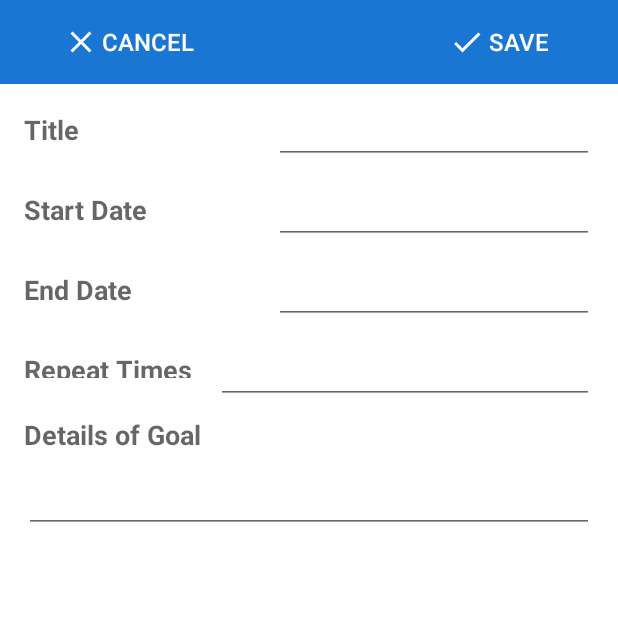
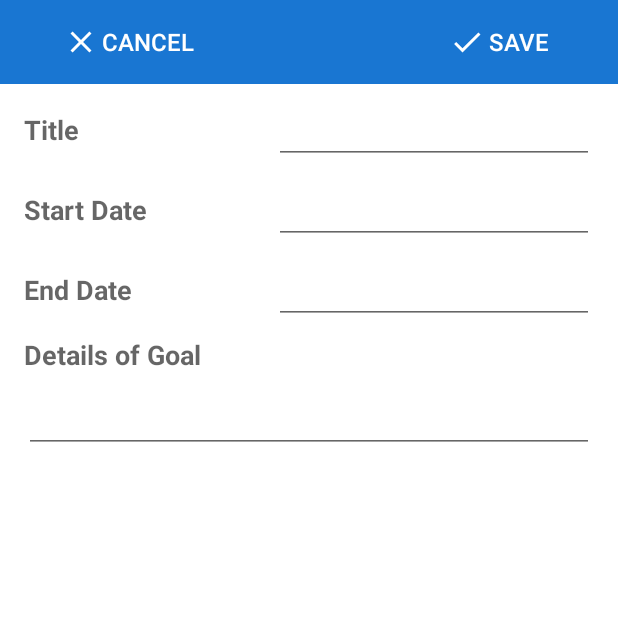
Before and after one commit to lillianbullock/Scheduling-app, an Android app: the screen it shows after launch (MainActivity), after a tap on an icon or button, on a phone screen of 412 x 824 dp, the top half of it. Run offline under Robolectric (Android 15) with nearby library versions, the phone set to English and light mode, and no system bars; our stand-ins replace Firebase (no records; nobody signed in at launch, a user with empty details on screens opened directly); 3 other taps on this screen came first.

Commit message:
Repeat time taken out

```diff
--- a/app/src/main/java/com/example/evans/ui/EditFragments/GoalEditFragment.java
+++ b/app/src/main/java/com/example/evans/ui/EditFragments/GoalEditFragment.java
@@ -30,7 +30,6 @@ public class GoalEditFragment extends Fragment
     private EditText _goalName;
     private EditText _goalStart;
     private EditText _goalEnd;
-    private EditText _goalRepeat;
     private EditText _goalDescription;
     private char current;
     private EditText _currentDateEdit;
@@ -65,7 +64,6 @@ public class GoalEditFragment extends Fragment
         _goalName = view.findViewById(R.id.etxt_goal_name);
         _goalStart= view.findViewById(R.id.etxt_start_date);
         _goalEnd =  view.findViewById(R.id.etxt_end_date);
-        _goalRepeat = view.findViewById(R.id.etxt_repeat_time);
         _goalDescription = view.findViewById(R.id.etxt_goal_details);
 
         _btnSaveGoal = view.findViewById(R.id.btn_edit_bar_save);
@@ -138,13 +136,12 @@ public class GoalEditFragment extends Fragment
         String goalName   = _goalName.getText().toString();
         LocalDate goalStart = _selectedStartDate;
         LocalDate goalEnd   = _selectedEndDate;
-        String goalRepeat = _goalRepeat.getText().toString();
         String goalDescription = _goalDescription.getText().toString();
 
         TimePeriod repeatCycle = TimePeriod.Month;
 
         if(!goalName.isEmpty()) {
-            goal = new Goal(goalName, goalDescription, goalEnd, goalStart, repeatCycle);
+            goal = new Goal(goalName, goalDescription, goalEnd, goalStart);
         }
 
         return goal;
--- a/app/src/main/res/layout/fragment_goal_edit.xml
+++ b/app/src/main/res/layout/fragment_goal_edit.xml
@@ -39,7 +39,6 @@
             android:imeOptions="actionDone"
             android:inputType="textPersonName"
             app:layout_constraintEnd_toEndOf="parent"
-            app:layout_constraintLeft_toLeftOf="@+id/etxt_repeat_time"
             app:layout_constraintTop_toBottomOf="@+id/goal_edit_bar" />
 
         <TextView
@@ -66,7 +65,6 @@
             android:imeOptions="actionDone"
             android:inputType="datetime"
             app:layout_constraintEnd_toEndOf="parent"
-            app:layout_constraintLeft_toLeftOf="@+id/etxt_repeat_time"
             app:layout_constraintTop_toBottomOf="@+id/etxt_goal_name" />
 
         <TextView
@@ -93,36 +91,7 @@
             android:focusable="false"
             android:inputType="datetime"
             app:layout_constraintEnd_toEndOf="parent"
-            app:layout_constraintLeft_toLeftOf="@+id/etxt_repeat_time"
             app:layout_constraintTop_toBottomOf="@+id/etxt_start_date" />
-
-
-        <TextView
-            android:id="@+id/txt_repeat_time"
-            android:layout_width="wrap_content"
-            android:layout_height="18dp"
-            android:layout_marginLeft="16dp"
-            android:labelFor="@+id/etxt_repeat_time"
-            android:text="@string/goal_repeat_times"
-            android:textStyle="bold"
-            android:textAppearance="@style/TextAppearance.AppCompat.Medium"
-            app:layout_constraintBaseline_toBaselineOf="@+id/etxt_repeat_time"
-            app:layout_constraintLeft_toLeftOf="parent" />
-
-
-        <EditText
-            android:id="@+id/etxt_repeat_time"
-            android:layout_width="0dp"
-            android:layout_height="wrap_content"
-            android:layout_marginEnd="16dp"
-            android:layout_marginStart="16dp"
-            android:layout_marginTop="8dp"
-            android:ems="10"
-            android:inputType="number"
-            app:layout_constraintEnd_toEndOf="parent"
-            app:layout_constraintStart_toEndOf="@+id/txt_repeat_time"
-            app:layout_constraintTop_toBottomOf="@+id/etxt_end_date" />
-
 
         <TextView
             android:id="@+id/txt_goal_details"
@@ -135,7 +104,7 @@
             android:textStyle="bold"
             app:layout_constraintStart_toStartOf="parent"
             android:textAppearance="@style/TextAppearance.AppCompat.Medium"
-            app:layout_constraintTop_toBottomOf="@+id/etxt_repeat_time" />
+            app:layout_constraintTop_toBottomOf="@+id/etxt_end_date" />
 
         <EditText
             android:id="@+id/etxt_goal_details"
```
Also changed, not shown: app/src/main/java/com/example/evans/data/Goal.java (+0 -28 lines).
